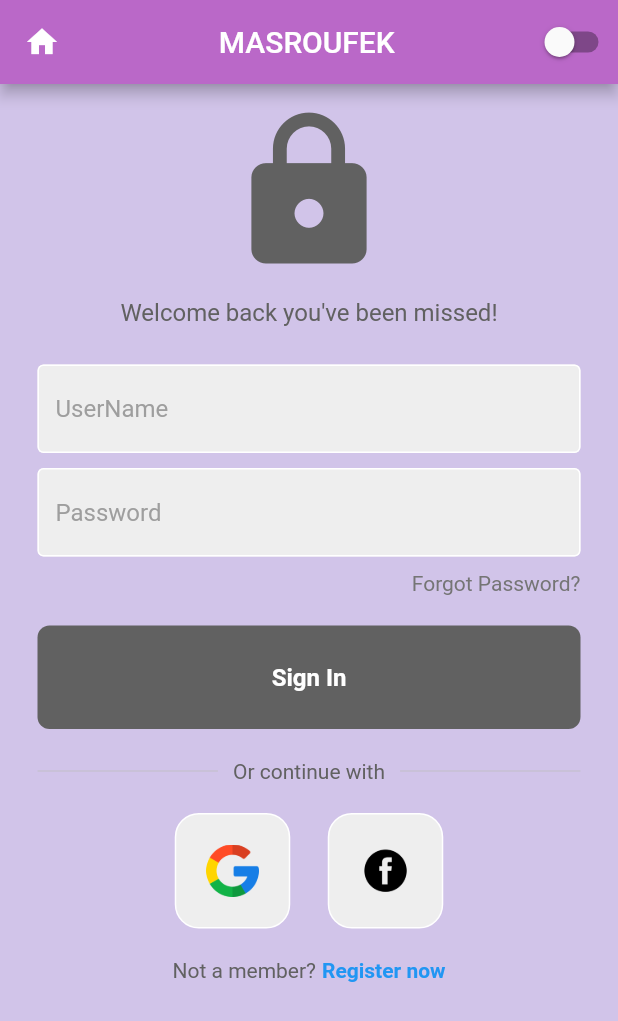
After one commit to Ala-Eddine-Achach/FlutterFirstProject, a Flutter app: the screen it shows after launch, scrolled down 576 dp, after a tap on the "home" icon, after a tap on the "login" icon, on a phone screen of 412 x 824 dp. The commit adds this screen. Shown: the top 1021 px of the screen. Run offline on Flutter 3.47's test engine with Material 2 defaults, Android fonts, the phone set to English and light mode, and no system bars; our stand-ins replace flutter_spinkit, percent_indicator, syncfusion_flutter_charts; missing offline and left inert: dart:ffi; Roboto replaces fonts that are missing (Montserrat).

Commit message:
login front

```diff
--- a/lib/pages/home.dart
+++ b/lib/pages/home.dart
@@ -3,6 +3,7 @@ import 'dart:ffi';
 import 'package:flutter/cupertino.dart';
 import 'package:flutter/material.dart';
 import 'package:projecttest/pages/main.dart';
+import 'package:projecttest/pages/profile.dart';
 import 'package:projecttest/pages/statics.dart';
 
 import '../expenses/list.dart';
@@ -23,7 +24,8 @@ class home extends StatefulWidget {
   State<home> createState() => _homeState();
 }
 
-class _homeState extends State<home> {
+class _homeState extends State<home> {var widget_list;
+  get widjet_list=>(exp_list.map((e)=>Expanses(item:e))).toList();
   void addItem(Map<String, dynamic> newItem) {
     // Add the new item to the list.
     setState(()=>{exp_list.add(newItem)});
@@ -45,15 +47,16 @@ class _homeState extends State<home> {
         appBar: AppBar(
           leading: IconButton(
             icon: const Icon(Icons.home),
-            onPressed: () {},
+            onPressed: () {Navigator.pushReplacementNamed(context, '/home');},
           ),
           title: const Center(child: Text("MASROUFEK")),
-          actions: [
+          actions: [IconButton(onPressed: (){Navigator.pushReplacementNamed(context, '/login');}, icon: Icon(Icons.login_rounded)) ,
             Switch(
                 value: themeManager.themeMode == ThemeMode.dark,
                 onChanged: (newValue) {
                   themeManager.toggletheme(newValue);
-                })
+                }),
+
           ],
           bottom: TabBar(
             tabs: <Widget>[
@@ -77,7 +80,7 @@ class _homeState extends State<home> {
 
              const expanses_page(),
             ExpenseContainer( ),
-            Container(),
+            const profile(),
 
 
           ],
--- /dev/null
+++ b/lib/pages/login.dart
@@ -0,0 +1,222 @@
+import 'package:flutter/material.dart';
+
+import 'main.dart';
+
+class login extends StatefulWidget {
+  const login({super.key});
+
+  @override
+  State<login> createState() => _loginState();
+}
+
+class _loginState extends State<login> {
+  @override
+  Widget build(BuildContext context) {
+    return Scaffold(
+      appBar: AppBar(
+        leading: IconButton(
+          icon: const Icon(Icons.home),
+          onPressed: () {
+            Navigator.pushReplacementNamed(context, '/home');
+          },
+        ),
+        title: const Center(child: Text("MASROUFEK")),
+        actions: [
+          Switch(
+              value: themeManager.themeMode == ThemeMode.dark,
+              onChanged: (newValue) {
+                themeManager.toggletheme(newValue);
+              }),
+        ],
+      ),
+      body:  SingleChildScrollView(
+        child: Center(
+          child: Column(
+            children: [
+              SizedBox(height: 14,),
+              Icon(Icons.lock,size: 115,color: Colors.grey.shade700,),
+              SizedBox(height: 14,),
+              Text(
+                'Welcome back you\'ve been missed!',
+                style: TextStyle(
+                  color: Colors.grey[700],
+                  fontSize: 16,
+                ),
+              ),
+
+              const SizedBox(height: 25),
+
+              // username textfield
+              Padding(
+                padding: const EdgeInsets.symmetric(horizontal: 25.0),
+                child: TextField(
+
+                  decoration: InputDecoration(
+                      enabledBorder: const OutlineInputBorder(
+                        borderSide: BorderSide(color: Colors.white),
+                      ),
+                      focusedBorder: OutlineInputBorder(
+                        borderSide: BorderSide(color: Colors.grey.shade400),
+                      ),
+                      fillColor: Colors.grey.shade200,
+                      filled: true,
+                      hintText: "UserName",
+                      hintStyle: TextStyle(color: Colors.grey[500])),
+                ),
+              ),
+
+              const SizedBox(height: 10),
+
+              // password textfield
+              Padding(
+                padding: const EdgeInsets.symmetric(horizontal: 25.0),
+                child: TextField(
+
+                  obscureText: true,
+                  decoration: InputDecoration(
+                      enabledBorder: const OutlineInputBorder(
+                        borderSide: BorderSide(color: Colors.white),
+                      ),
+                      focusedBorder: OutlineInputBorder(
+                        borderSide: BorderSide(color: Colors.grey.shade400),
+                      ),
+                      fillColor: Colors.grey.shade200,
+                      filled: true,
+                      hintText: "Password",
+                      hintStyle: TextStyle(color: Colors.grey[500])),
+                ),
+              ),
+
+              const SizedBox(height: 10),
+
+              // forgot password?
+              Padding(
+                padding: const EdgeInsets.symmetric(horizontal: 25.0),
+                child: Row(
+                  mainAxisAlignment: MainAxisAlignment.end,
+                  children: [
+                    Text(
+                      'Forgot Password?',
+                      style: TextStyle(color: Colors.grey[600]),
+                    ),
+                  ],
+                ),
+              ),
+
+              const SizedBox(height: 20),
+
+              // sign in button
+          Container(
+            padding: const EdgeInsets.all(25),
+            margin: const EdgeInsets.symmetric(horizontal: 25),
+            decoration: BoxDecoration(
+              color: Colors.grey.shade700,
+              borderRadius: BorderRadius.circular(8),
+            ),
+            child: const Center(
+              child: Text(
+                "Sign In",
+                style: TextStyle(
+                  color: Colors.white,
+                  fontWeight: FontWeight.bold,
+                  fontSize: 16,
+                ),
+              ),),),
+
+              const SizedBox(height: 20),
+
+              // or continue with
+              Padding(
+                padding: const EdgeInsets.symmetric(horizontal: 25.0),
+                child: Row(
+                  children: [
+                    Expanded(
+                      child: Divider(
+                        thickness: 0.5,
+                        color: Colors.grey[400],
+                      ),
+                    ),
+                    Padding(
+                      padding: const EdgeInsets.symmetric(horizontal: 10.0),
+                      child: Text(
+                        'Or continue with',
+                        style: TextStyle(color: Colors.grey[700]),
+                      ),
+                    ),
+                    Expanded(
+                      child: Divider(
+                        thickness: 0.5,
+                        color: Colors.grey[400],
+                      ),
+                    ),
+                  ],
+                ),
+              ),
+
+              const SizedBox(height: 20),
+
+              // google + apple sign in buttons
+              Row(
+                mainAxisAlignment: MainAxisAlignment.center,
+                children:  [
+                  // google button
+                  Container(
+                    padding: EdgeInsets.all(20),
+                    decoration: BoxDecoration(
+                      border: Border.all(color: Colors.white),
+                      borderRadius: BorderRadius.circular(16),
+                      color: Colors.grey[200],
+                    ),
+                    child: Image.asset(fit: BoxFit.cover,
+                      "images/google.png",
+                      height: 35,
+                    ),
+                  ),
+
+                  SizedBox(width: 25),
+
+                  // apple button
+                  Container(
+                    padding: EdgeInsets.all(20),
+                    decoration: BoxDecoration(
+                      border: Border.all(color: Colors.white),
+                      borderRadius: BorderRadius.circular(16),
+                      color: Colors.grey[200],
+                    ),
+                    child: Image.asset(//fit: BoxFit.cover,
+                      "images/fb.png",
+                      height: 35,
+                    ),
+                  )
+                ],
+              ),
+
+              const SizedBox(height: 20),
+
+              // not a member? register now
+              Row(
+                mainAxisAlignment: MainAxisAlignment.center,
+                children: [
+                  Text(
+                    'Not a member?',
+                    style: TextStyle(color: Colors.grey[700]),
+                  ),
+                  const SizedBox(width: 4),
+                  const Text(
+                    'Register now',
+                    style: TextStyle(
+                      color: Colors.blue,
+                      fontWeight: FontWeight.bold,
+                    ),
+                  ),
+                ],
+              )
+            ,
+
+            ],
+          ),
+        ),
+      ),
+    );
+  }
+}
--- a/lib/pages/main.dart
+++ b/lib/pages/main.dart
@@ -4,6 +4,7 @@ import 'package:projecttest/temes_/theme_manager.dart';
 import 'package:projecttest/temes_/themesdata.dart';
 
 import 'Loading.dart';
+import 'login.dart';
 
 void main() => runApp(MyApp());
 class MyApp extends StatefulWidget {
@@ -45,6 +46,7 @@ class _MyAppState extends State<MyApp> {
           '/': (context) => const loading(),
           '/home': (context) =>  const home(),
           '/location': (context) => const loading(),
+          '/login':(context)=>const login(),
         }
     );
   }
--- /dev/null
+++ b/lib/pages/profile.dart
@@ -0,0 +1,32 @@
+import 'package:flutter/material.dart';
+
+class profile extends StatefulWidget {
+  const profile({super.key});
+
+  @override
+  State<profile> createState() => _profileState();
+}
+
+class _profileState extends State<profile> {
+  @override
+  Widget build(BuildContext context) {
+    return Expanded(
+      child: Container(
+          margin: const EdgeInsets.symmetric(horizontal: 20, vertical: 10),
+      decoration: BoxDecoration(
+      borderRadius: const BorderRadius.all(Radius.circular(20.0)),
+      color: (Theme.of(context).brightness == Brightness.dark
+      ? Colors.teal[50]
+          : Colors.white),
+      boxShadow: [
+      BoxShadow(color: Colors.black.withAlpha(100), blurRadius: 10.0),
+      ]),
+      child:Column(
+
+        children: [
+
+        ],
+      )),
+    );
+  }
+}
--- a/pubspec.yaml
+++ b/pubspec.yaml
@@ -63,9 +63,9 @@ flutter:
   uses-material-design: true
 
   # To add assets to your application, add an assets section, like this:
-  # assets:
-  #   - images/a_dot_burr.jpeg
-  #   - images/a_dot_ham.jpeg
+  assets:
+     - images/google.png
+     - images/fb.png
 
   # An image asset can refer to one or more resolution-specific "variants", see
   # https://flutter.dev/assets-and-images/#resolution-aware
```
Also changed, not shown: images/fb.png (added), images/google.png (added), pubspec.lock.
